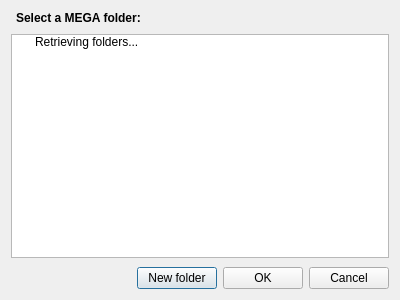
Qt form Source/MEGASync/gui/NodeSelector.ui (meganz/MEGAsync) before a commit.
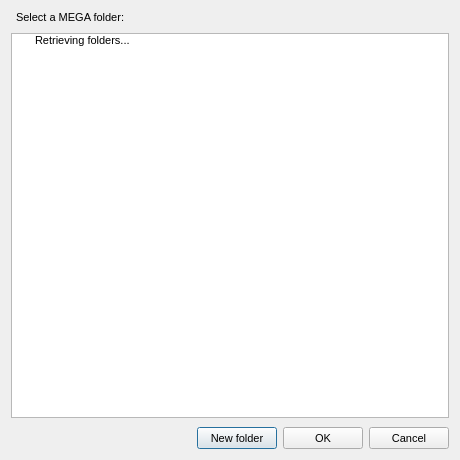
The same form after that commit.

```diff
--- a/Source/MEGASync/gui/NodeSelector.ui
+++ b/Source/MEGASync/gui/NodeSelector.ui
@@ -9,15 +9,39 @@
    <rect>
     <x>0</x>
     <y>0</y>
-    <width>400</width>
-    <height>300</height>
+    <width>460</width>
+    <height>460</height>
    </rect>
   </property>
   <property name="windowTitle">
    <string>Folder Selection</string>
   </property>
   <property name="styleSheet">
-   <string notr="true"/>
+   <string notr="true">QWidget
+{
+font-size: 11px;
+}
+
+QCheckBox::indicator {
+     width: 16px;
+     height: 16px;
+ }
+
+QRadioButton::indicator {
+     width: 16px;
+     height: 16px;
+ }
+
+QScrollBar:horizontal {
+height: 16px;
+}
+
+QPushButton
+{
+    min-height: 14px;
+	height: 14px;
+}
+</string>
   </property>
   <property name="modal">
    <bool>true</bool>
@@ -30,8 +54,7 @@
     <widget class="QLabel" name="label">
      <property name="font">
       <font>
-       <weight>75</weight>
-       <bold>true</bold>
+       <pointsize>-1</pointsize>
       </font>
      </property>
      <property name="text">
@@ -70,6 +93,12 @@
    </item>
    <item>
     <widget class="QWidget" name="widget" native="true">
+     <property name="maximumSize">
+      <size>
+       <width>16777215</width>
+       <height>26</height>
+      </size>
+     </property>
      <layout class="QHBoxLayout" name="horizontalLayout">
       <property name="margin">
        <number>0</number>
```
